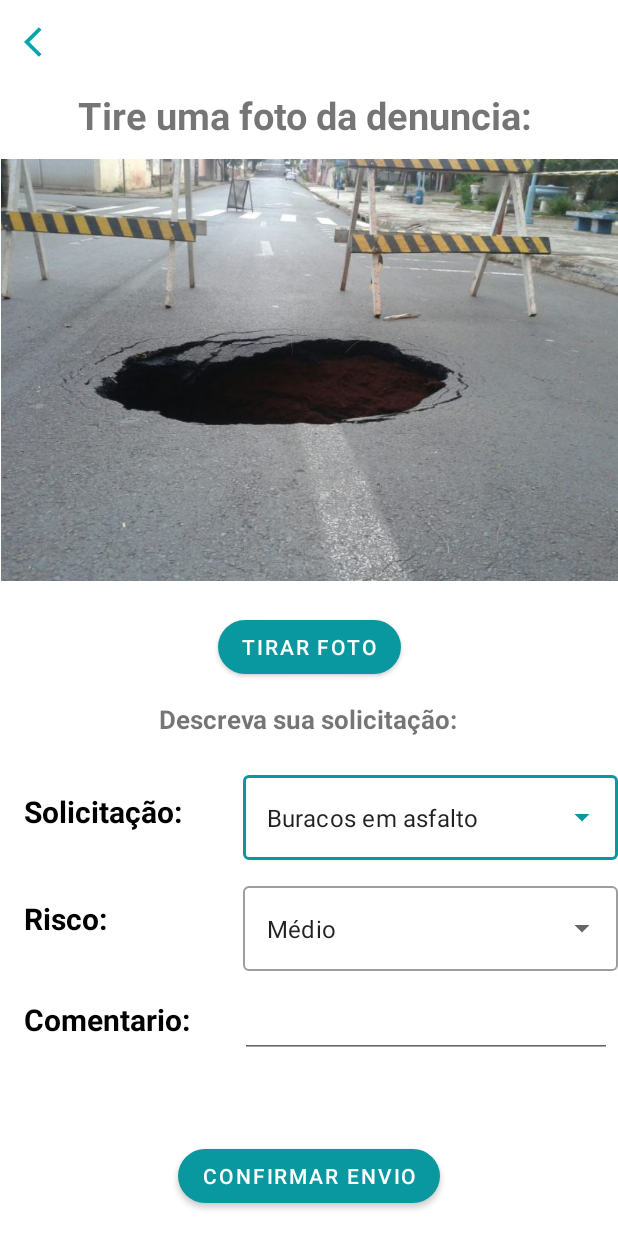
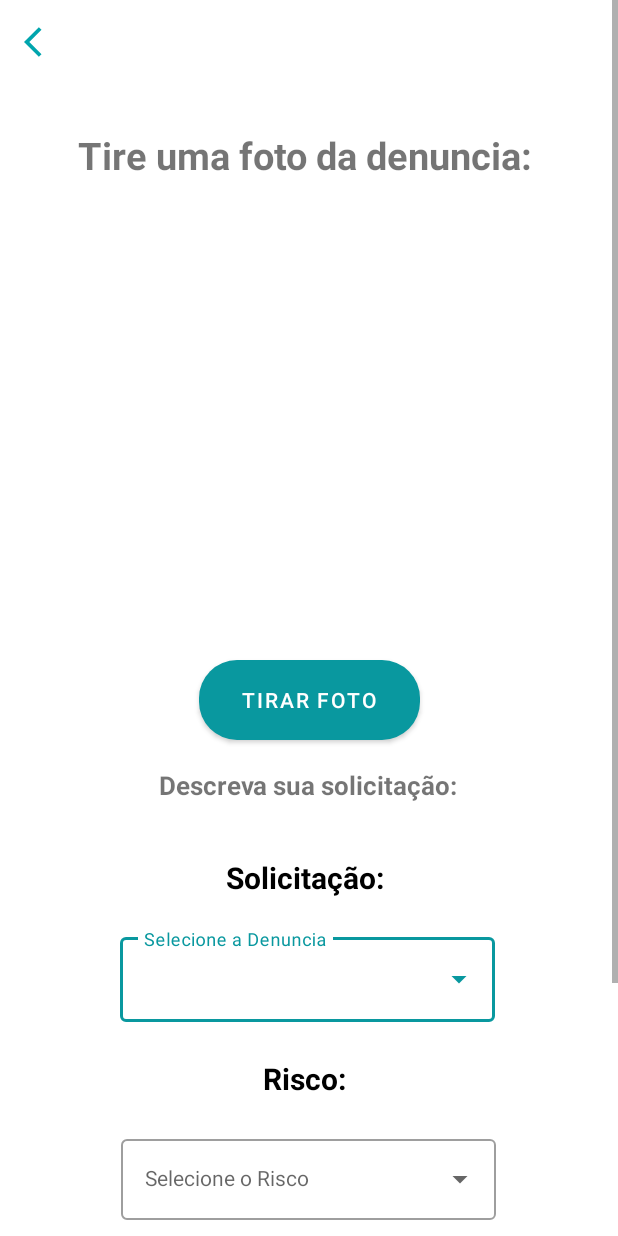
Before and after one commit to ANDR3LU1Z-dot/Infra-Manaus, an Android app: the EditPostagemActivity screen opened directly, with no data from a screen before it, on a phone screen of 412 x 824 dp. Run offline under Robolectric (Android 15) with nearby library versions, the light colour scheme and no system bars.

Commit message:
Atualização nos icones de menu e nas postagens

```diff
--- a/app/build.gradle
+++ b/app/build.gradle
@@ -54,4 +54,7 @@ dependencies {
     //Retrofit
     implementation 'com.squareup.retrofit2:retrofit:2.9.0'
     implementation 'com.squareup.retrofit2:converter-gson:2.9.0'
+
+    //Glide
+    implementation 'com.github.bumptech.glide:glide:4.12.0'
 }
--- a/app/src/main/AndroidManifest.xml
+++ b/app/src/main/AndroidManifest.xml
@@ -16,14 +16,15 @@
 
         <!-- declare FileProvider -->
         <provider
+            android:name="androidx.core.content.FileProvider"
             android:authorities="com.andre.inframanaus.fileprovider"
-            android:name="androidx.core.content.FileProvider"
             android:exported="false"
             android:grantUriPermissions="true">
             <meta-data
                 android:name="android.support.FILE_PROVIDER_PATHS"
                 android:resource="@xml/filepaths" />
         </provider>
+
         <activity
             android:name=".activitys.EditPostagemActivity"
             android:exported="false"
--- /dev/null
+++ b/app/src/main/java/com/andre/inframanaus/ApiRetrofit.kt
@@ -0,0 +1,4 @@
+package com.andre.inframanaus
+
+class ApiRetrofit {
+}
--- /dev/null
+++ b/app/src/main/java/com/andre/inframanaus/ApiServices.kt
@@ -0,0 +1,4 @@
+package com.andre.inframanaus
+
+interface ApiServices {
+}
--- a/app/src/main/res/drawable/shape_baixo.xml
+++ b/app/src/main/res/drawable/shape_baixo.xml
@@ -1,6 +1,6 @@
 <shape xmlns:android="http://schemas.android.com/apk/res/android"
     android:shape="rectangle">
-    <solid android:color="@color/SupportSuccessMedium" />
+    <solid android:color="#FFEB3B" />
     <corners
         android:bottomLeftRadius="16dp"
         android:topLeftRadius="16dp"
--- a/app/src/main/res/layout/activity_edit_postagem.xml
+++ b/app/src/main/res/layout/activity_edit_postagem.xml
@@ -1,36 +1,45 @@
 <?xml version="1.0" encoding="utf-8"?>
-<androidx.constraintlayout.widget.ConstraintLayout xmlns:android="http://schemas.android.com/apk/res/android"
+
+<ScrollView xmlns:android="http://schemas.android.com/apk/res/android"
     xmlns:app="http://schemas.android.com/apk/res-auto"
     xmlns:tools="http://schemas.android.com/tools"
     android:layout_width="match_parent"
-    android:layout_height="match_parent"
+    android:layout_height="wrap_content"
+    android:fillViewport="true"
+    >
+
+    <androidx.constraintlayout.widget.ConstraintLayout
+    android:layout_width="match_parent"
+    android:layout_height="wrap_content"
     tools:context=".activitys.EditPostagemActivity">
 
         <TextView
             android:id="@+id/txt_comentario"
             android:layout_width="wrap_content"
             android:layout_height="wrap_content"
-        android:layout_marginStart="16dp"
-        android:layout_marginTop="40dp"
+            android:layout_marginTop="20dp"
             android:text="Comentario: "
             android:textColor="@color/black"
             android:textSize="20sp"
             android:textStyle="bold"
-        app:layout_constraintStart_toStartOf="parent"
-        app:layout_constraintTop_toBottomOf="@+id/txt_risco" />
+            app:layout_constraintEnd_toEndOf="@+id/risco_spinner"
+            app:layout_constraintHorizontal_bias="0.518"
+            app:layout_constraintStart_toStartOf="@+id/risco_spinner"
+            app:layout_constraintTop_toBottomOf="@+id/risco_spinner" />
 
         <TextView
             android:id="@+id/txt_risco"
             android:layout_width="wrap_content"
             android:layout_height="wrap_content"
-        android:layout_marginStart="16dp"
-        android:layout_marginTop="44dp"
+            android:layout_marginTop="24dp"
             android:text="Risco: "
             android:textColor="@color/black"
             android:textSize="20sp"
             android:textStyle="bold"
-        app:layout_constraintStart_toStartOf="parent"
-        app:layout_constraintTop_toBottomOf="@+id/txt_solcitacao" />
+            app:layout_constraintEnd_toEndOf="@+id/solicitacao_spinner"
+            app:layout_constraintHorizontal_bias="0.502"
+            app:layout_constraintStart_toStartOf="@+id/solicitacao_spinner"
+            app:layout_constraintTop_toBottomOf="@+id/solicitacao_spinner" />
 
         <androidx.appcompat.widget.Toolbar
         android:id="@+id/toolbar"
@@ -45,55 +54,56 @@
 
     </androidx.appcompat.widget.Toolbar>
 
+
         <TextView
             android:id="@+id/send_post"
             android:layout_width="match_parent"
             android:layout_height="wrap_content"
-        android:layout_marginTop="3dp"
+            android:layout_marginTop="30dp"
+            android:text="Tire uma foto da denuncia: "
             android:textAlignment="center"
-        android:text="Tire uma foto da denuncia: "
             android:textSize="25sp"
             android:textStyle="bold"
             app:layout_constraintEnd_toEndOf="parent"
+            app:layout_constraintHorizontal_bias="0.0"
             app:layout_constraintStart_toStartOf="parent"
             app:layout_constraintTop_toBottomOf="@+id/toolbar" />
-
 
         <com.google.android.material.imageview.ShapeableImageView
         android:id="@+id/imagePost"
         android:layout_width="411dp"
         android:layout_height="281dp"
         android:layout_marginTop="12dp"
-        android:background="@drawable/buraco_asfalto"
+
         app:layout_constraintEnd_toEndOf="parent"
         app:layout_constraintStart_toStartOf="parent"
         app:layout_constraintTop_toBottomOf="@+id/send_post" />
 
         <com.google.android.material.button.MaterialButton
             android:id="@+id/btnTirarFoto"
-        android:layout_width="wrap_content"
-        android:layout_height="wrap_content"
-        app:cornerRadius="25dp"
+            android:layout_width="147dp"
+            android:layout_height="65dp"
             android:layout_marginTop="20dp"
             android:text="Tirar foto"
+            app:cornerRadius="25dp"
             app:layout_constraintEnd_toEndOf="parent"
             app:layout_constraintStart_toStartOf="parent"
             app:layout_constraintTop_toBottomOf="@+id/imagePost" />
 
         <com.google.android.material.textfield.TextInputLayout
+            android:id="@+id/solicitacao_spinner"
             style="@style/Widget.MaterialComponents.TextInputLayout.OutlinedBox.ExposedDropdownMenu"
-        android:id="@+id/solicitacao_spinner"
             android:layout_width="250dp"
             android:layout_height="wrap_content"
-        android:layout_marginTop="20dp"
-        app:layout_constraintEnd_toEndOf="parent"
-        app:layout_constraintHorizontal_bias="1.0"
-        app:layout_constraintStart_toEndOf="@+id/txt_solcitacao"
+            android:layout_marginTop="84dp"
+            app:layout_constraintEnd_toEndOf="@+id/txt_solcitacao"
+            app:layout_constraintHorizontal_bias="0.507"
+            app:layout_constraintStart_toStartOf="@+id/txt_solcitacao"
             app:layout_constraintTop_toBottomOf="@+id/txt_descreva">
 
                     <AutoCompleteTextView
+                        android:hint="Selecione a Denuncia"
                         android:id="@+id/autoComplete_solicitacao"
-            android:text="Buracos em asfalto"
                         android:layout_weight="1"
                         android:inputType="none"
                         android:layout_width="match_parent"
@@ -107,19 +117,20 @@
             style="@style/Widget.MaterialComponents.TextInputLayout.OutlinedBox.ExposedDropdownMenu"
             android:layout_width="250dp"
             android:layout_height="wrap_content"
-        android:layout_marginTop="12dp"
-        app:layout_constraintEnd_toEndOf="parent"
-        app:layout_constraintHorizontal_bias="1.0"
-        app:layout_constraintStart_toEndOf="@+id/txt_risco"
-        app:layout_constraintTop_toBottomOf="@+id/solicitacao_spinner" >
+            android:layout_marginTop="21dp"
+            app:layout_constraintEnd_toEndOf="@+id/txt_risco"
+            app:layout_constraintStart_toStartOf="@+id/txt_risco"
+            app:layout_constraintTop_toBottomOf="@+id/txt_risco">
 
             <AutoCompleteTextView
                 android:id="@+id/autoComplete_risco"
                 android:layout_width="match_parent"
-            android:text="Médio"
                 android:layout_height="match_parent"
+                style="@style/Widget.MaterialComponents.TextInputLayout.OutlinedBox.ExposedDropdownMenu"
+
+                android:layout_weight="1"
                 android:inputType="none"
-            android:layout_weight="1"
+                android:hint="Selecione o Risco"
                 />
         </com.google.android.material.textfield.TextInputLayout>
 
@@ -135,30 +146,6 @@
         app:layout_constraintHorizontal_bias="0.498"
         app:layout_constraintStart_toStartOf="parent"
         app:layout_constraintTop_toBottomOf="@+id/btnTirarFoto" />
-
-    <TextView
-        android:id="@+id/txt_solcitacao"
-        android:layout_width="wrap_content"
-        android:layout_height="wrap_content"
-        android:layout_marginStart="16dp"
-        android:layout_marginTop="36dp"
-        android:text="Solicitação: "
-        android:textColor="@color/black"
-        android:textSize="20sp"
-        android:textStyle="bold"
-        app:layout_constraintStart_toStartOf="parent"
-        app:layout_constraintTop_toBottomOf="@+id/txt_descreva" />
-
-    <com.google.android.material.button.MaterialButton
-        android:id="@+id/confirmar_envio_postagem"
-        android:layout_width="wrap_content"
-        android:layout_height="wrap_content"
-        app:cornerRadius="25dp"
-        android:layout_marginBottom="16dp"
-        android:text="Confirmar envio"
-        app:layout_constraintBottom_toBottomOf="parent"
-        app:layout_constraintEnd_toEndOf="parent"
-        app:layout_constraintStart_toStartOf="parent" />
 
         <!--    <Spinner-->
 <!--        android:id="@+id/spinner_solicitacoes"-->
@@ -180,13 +167,61 @@
 <!--        app:layout_constraintEnd_toEndOf="parent"-->
 <!--        app:layout_constraintTop_toBottomOf="@+id/spinner_solicitacoes" />-->
 
-    <EditText
-        android:layout_width="248dp"
-        android:layout_height="54dp"
+        <TextView
+            android:id="@+id/txt_solcitacao"
+            android:layout_width="wrap_content"
+            android:layout_height="wrap_content"
+            android:layout_marginTop="36dp"
+            android:text="Solicitação: "
+            android:textColor="@color/black"
+            android:textSize="20sp"
+            android:textStyle="bold"
+            app:layout_constraintEnd_toEndOf="@+id/txt_descreva"
+            app:layout_constraintStart_toStartOf="@+id/txt_descreva"
+            app:layout_constraintTop_toBottomOf="@+id/txt_descreva" />
 
-        android:layout_marginTop="4dp"
-        android:layout_marginEnd="4dp"
-        app:layout_constraintEnd_toEndOf="parent"
-        app:layout_constraintTop_toBottomOf="@+id/risco_spinner" />
+        <com.google.android.material.button.MaterialButton
+            android:id="@+id/confirmar_envio_postagem"
+            android:layout_width="wrap_content"
+            android:layout_height="wrap_content"
+            android:layout_marginStart="34dp"
+            android:layout_marginTop="35dp"
+            android:layout_marginEnd="40dp"
+            android:text="Confirmar envio"
+            app:cornerRadius="25dp"
+            app:layout_constraintEnd_toEndOf="@+id/editcomentario_layout"
+            app:layout_constraintHorizontal_bias="0.512"
+            app:layout_constraintStart_toStartOf="@+id/editcomentario_layout"
+            app:layout_constraintTop_toBottomOf="@+id/editcomentario_layout" />
+
+<!--        <EditText-->
+<!--            android:id="@+id/editText"-->
+<!--            android:layout_width="287dp"-->
+
+<!--            android:layout_height="116dp"-->
+<!--            app:layout_constraintEnd_toEndOf="@+id/txt_comentario"-->
+<!--            app:layout_constraintStart_toStartOf="@+id/txt_comentario"-->
+<!--            app:layout_constraintTop_toBottomOf="@+id/txt_comentario" />-->
+
+        <com.google.android.material.textfield.TextInputLayout
+            android:id="@+id/editcomentario_layout"
+            style="@style/Widget.MaterialComponents.TextInputLayout.OutlinedBox"
+            android:layout_width="283dp"
+            android:layout_height="wrap_content"
+            android:layout_marginTop="30dp"
+            app:layout_constraintEnd_toEndOf="@+id/txt_comentario"
+            app:layout_constraintStart_toStartOf="@+id/txt_comentario"
+            app:layout_constraintTop_toBottomOf="@+id/txt_comentario">
+
+                        <com.google.android.material.textfield.TextInputEditText
+                            android:layout_width="match_parent"
+                            android:layout_height="match_parent"
+                            android:inputType="text"
+                            />
+
+
+        </com.google.android.material.textfield.TextInputLayout>
 
     </androidx.constraintlayout.widget.ConstraintLayout>
+
+</ScrollView>
--- a/app/src/main/res/layout/fragment_postagens.xml
+++ b/app/src/main/res/layout/fragment_postagens.xml
@@ -11,6 +11,7 @@
         android:id="@+id/listaPostagens"
         android:layout_width="409dp"
         android:layout_height="729dp"
+        tools:listitem="@layout/item_postagem"
         app:layout_constraintBottom_toBottomOf="parent"
         app:layout_constraintEnd_toEndOf="parent"
         app:layout_constraintStart_toStartOf="parent"
```
Also changed, not shown: app/src/main/java/com/andre/inframanaus/InfraData.kt (+20 -0 lines), app/src/main/java/com/andre/inframanaus/activitys/EditPostagemActivity.kt (+85 -14 lines), app/src/main/java/com/andre/inframanaus/activitys/MenuServicosActivity.kt (+8 -8 lines), app/src/main/java/com/andre/inframanaus/adapter/CardPostagensAdapter.kt (+10 -8 lines), app/src/main/res/drawable/ic_person.xml (added, +10 -0 lines), app/src/main/res/layout/item_postagem.xml (added, +132 -0 lines), app/src/main/res/xml/network_security_config.xml (added, +8 -0 lines), app/src/main/res/drawable-v24/ic_desperdicio_agua.jpeg (added), app/src/main/res/drawable-v24/ic_iluminacao_publica.jpg (added), app/src/main/res/drawable-v24/ic_lixo.jpeg (added), app/src/main/res/drawable-v24/ic_roda_presa.jpeg (added). Lines whose indentation alone changed are shown as unchanged.
